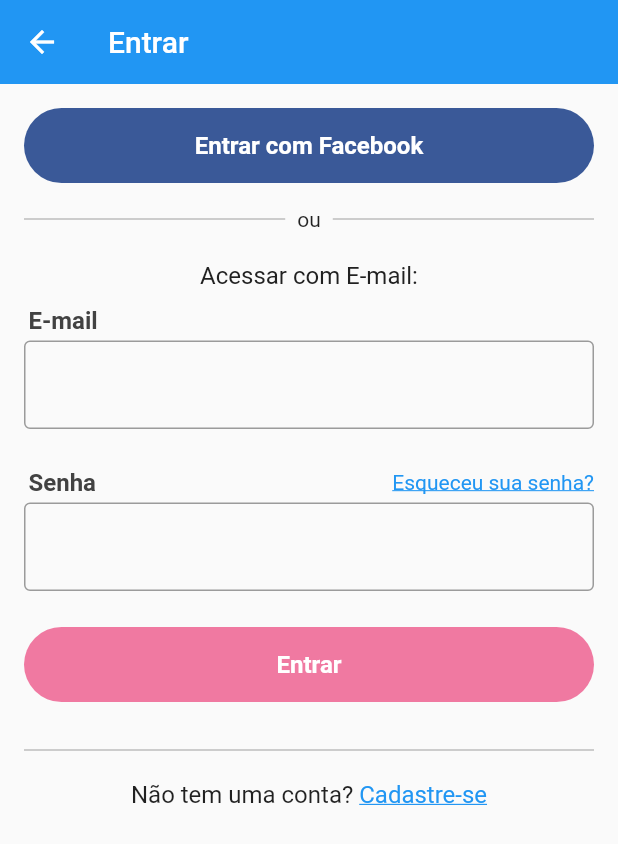
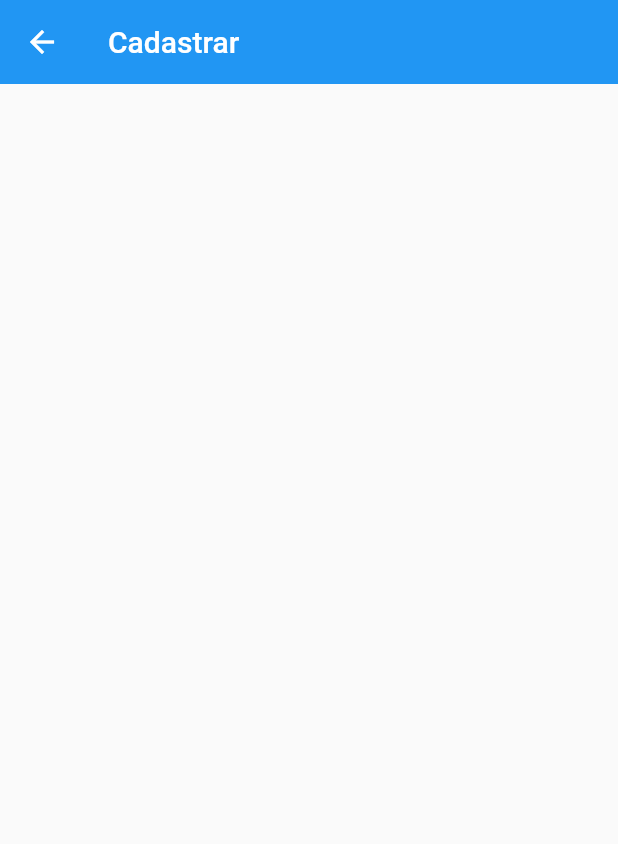
Before and after one commit to jvmineiro/olx_clone, a Flutter app: the LoginScreen screen opened directly, after a tap on "Cadastre-se", on a phone screen of 412 x 824 dp. Shown: the top 844 px of the screen. Run offline on Flutter 3.47's test engine with Material 2 defaults, Android fonts, the phone set to English and light mode, and no system bars; our stand-ins replace brasil_fields, rxdart.

```diff
--- a/lib/screens/login/login_screen.dart
+++ b/lib/screens/login/login_screen.dart
@@ -4,6 +4,7 @@ import 'package:xlo/blocs/login/login_bloc.dart';
 import 'package:xlo/screens/login/widgets/facebook_button.dart';
 import 'package:xlo/screens/login/widgets/login_button.dart';
 import 'package:xlo/screens/login/widgets/or_divider.dart';
+import 'package:xlo/screens/signup/signup_screen.dart';
 
 class LoginScreen extends StatefulWidget {
   @override
@@ -124,8 +125,8 @@ class _LoginScreenState extends State<LoginScreen> {
                     ),
                     GestureDetector(
                       onTap: () {
-                        //Navigator.of(context).push(MaterialPageRoute(
-                        //    builder: (context) => SignUpScreen()));
+                        Navigator.of(context).push(MaterialPageRoute(
+                            builder: (context) => SignUpScreen()));
                       },
                       child: Text(
                         'Cadastre-se',
--- /dev/null
+++ b/lib/screens/signup/signup_screen.dart
@@ -0,0 +1,31 @@
+import 'package:flutter/cupertino.dart';
+import 'package:flutter/material.dart';
+
+class SignUpScreen extends StatefulWidget {
+  @override
+  _SignUpScreenState createState() => _SignUpScreenState();
+}
+
+class _SignUpScreenState extends State<SignUpScreen> {
+
+  final GlobalKey<FormState> _formKey = GlobalKey<FormState>();
+
+  @override
+  Widget build(BuildContext context) {
+    return Scaffold(
+      appBar: AppBar(
+        elevation: 0,
+        title: const Text('Cadastrar'),
+      ),
+      body: Form(
+        key: _formKey,
+        child: ListView(
+          padding: const EdgeInsets.symmetric(horizontal: 16, vertical: 16),
+          children: <Widget>[
+
+          ],
+        ),
+      ),
+    );
+  }
+}
```
Also changed, not shown: lib/screens/signup/widgets/field_title.dart (added, +36 -0 lines).
